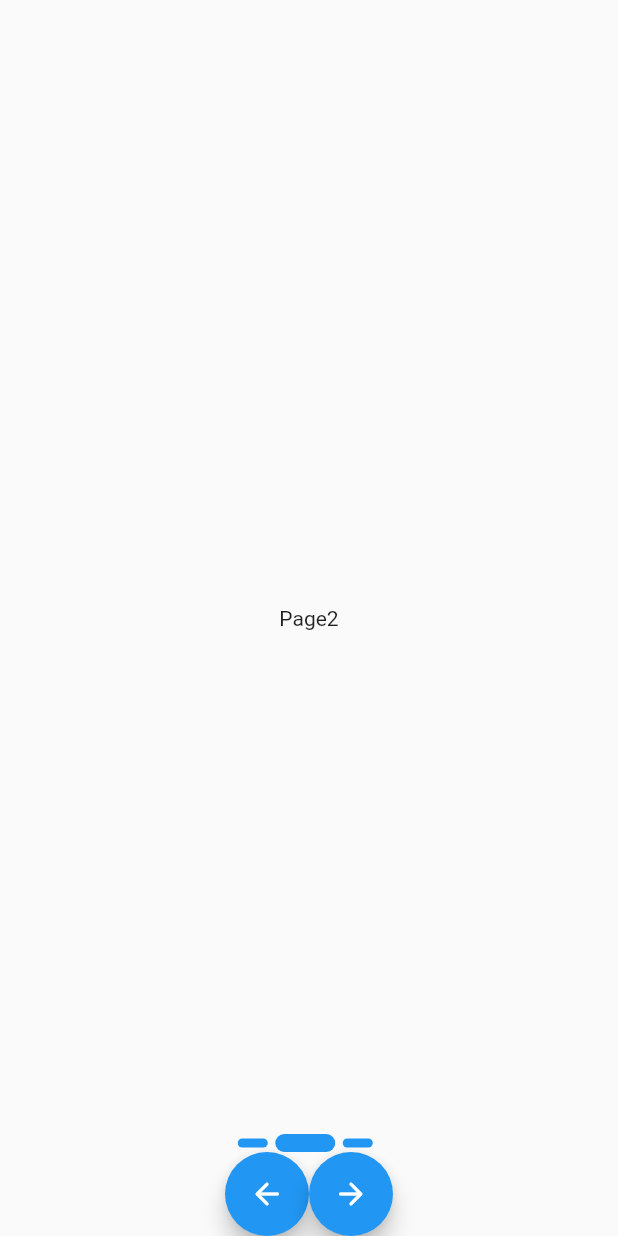
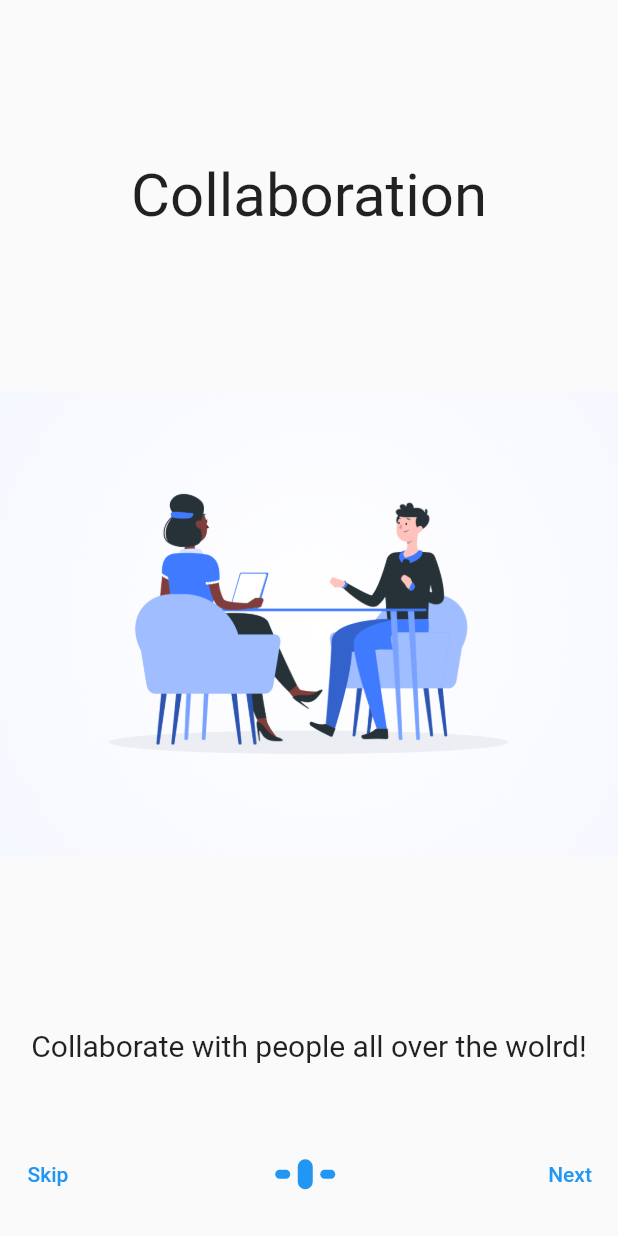
Before and after one commit to Sanders00/DM_2023_tarefas, a Flutter app: the screen it shows after launch, swiped to page 2, on a phone screen of 412 x 824 dp. Run offline on Flutter 3.47's test engine with Material 2 defaults, Android fonts, the light colour scheme and no system bars; our stand-ins replace flutter_mobx, mobx; generated files the repository leaves out were written again.

Commit message:
onBoarding finalizado

```diff
--- a/tpte_03/lib/features/on_boarding/home_page.dart
+++ b/tpte_03/lib/features/on_boarding/home_page.dart
@@ -1,7 +1,9 @@
 import 'package:flutter/material.dart';
 import 'package:flutter_mobx/flutter_mobx.dart';
 import 'package:tpte_03/features/on_boarding/mobx/home_page_mobx.dart';
-import 'widgets/navigation_buttons.dart';
+import 'package:tpte_03/features/on_boarding/presentation/welcome_page.dart';
+import 'presentation/colaborator_page.dart';
+import 'presentation/getting_started_page.dart';
 import 'widgets/navigation_indicators.dart';
 
 class HomePage extends StatelessWidget {
@@ -11,15 +13,9 @@ class HomePage extends StatelessWidget {
   final _homePageMobx = HomePageMobx();
 
   final List<Widget> _pages = [
-    const Center(
-      child: Text('Page1'),
-    ),
-    const Center(
-      child: Text('Page2'),
-    ),
-    const Center(
-      child: Text("Page3"),
-    ),
+    const OBWelcomePage(),
+    const OBColaboratorPage(),
+    const OBGettingStartedPage(),
   ];
 
   @override
@@ -27,31 +23,52 @@ class HomePage extends StatelessWidget {
     return Scaffold(
       body: Stack(
         children: [
-          Observer(builder: (_) {
-            return PageView(
+          PageView(
             controller: _pageViewController,
             children: _pages,
             onPageChanged: (value) {
               _homePageMobx.newCurrentPage = value;
             },
+          ),
+        ],
+      ),
+      bottomSheet: SizedBox(
+        height: MediaQuery.of(context).size.height * .1,
+        child: Row(
+          mainAxisAlignment: MainAxisAlignment.spaceBetween,
+          children: [
+            Observer(builder: (_) {
+              return Visibility(
+                visible: _homePageMobx.currentPage != _pages.length - 1,
+                child: TextButton(
+                    onPressed: () {
+                      _pageViewController.animateToPage(_pages.length,
+                          duration: const Duration(milliseconds: 500),
+                          curve: Curves.easeInOut);
+                    },
+                    child: const Text("Skip")),
               );
             }),
-          Column(
-            mainAxisAlignment: MainAxisAlignment.end,
-            children: [
             Observer(builder: (_) {
               return Indicators(
                   totalPages: _pages.length,
                   selectedPage: _homePageMobx.currentPage);
             }),
             Observer(builder: (_) {
-                return NavigationButtons(
-                    selectedPage: _homePageMobx.currentPage,
-                    pageController: _pageViewController);
+              return Visibility(
+                visible: _homePageMobx.currentPage != _pages.length - 1,
+                child: TextButton(
+                    onPressed: () {
+                      _pageViewController.animateToPage(
+                          _homePageMobx.currentPage + 1,
+                          duration: const Duration(milliseconds: 500),
+                          curve: Curves.easeIn);
+                    },
+                    child: const Text("Next")),
+              );
             })
           ],
         ),
-        ],
       ),
     );
   }
--- /dev/null
+++ b/tpte_03/lib/features/on_boarding/presentation/colaborator_page.dart
@@ -0,0 +1,31 @@
+import 'package:flutter/material.dart';
+
+class OBColaboratorPage extends StatelessWidget {
+  const OBColaboratorPage({super.key});
+
+  @override
+  Widget build(BuildContext context) {
+    return Column(
+      mainAxisAlignment: MainAxisAlignment.spaceEvenly,
+      children: [
+        const Text(
+          "Collaboration",
+          style: TextStyle(fontSize: 40),
+        ),
+        Image.asset(
+          "assets/images/employee.png",
+          fit: BoxFit.contain,
+          width: double.infinity,
+        ),
+        Container(
+          padding: const EdgeInsets.all(8.0),
+          child: const Text(
+            "Collaborate with people all over the wolrd!",
+            textAlign: TextAlign.center,
+            style: TextStyle(fontSize: 20),
+          ),
+        ),
+      ],
+    );
+  }
+}
--- a/tpte_03/lib/features/on_boarding/widgets/navigation_buttons.dart
+++ /dev/null
@@ -1,39 +0,0 @@
-import 'package:flutter/material.dart';
-
-class NavigationButtons extends StatelessWidget {
-  final int selectedPage;
-  final PageController pageController;
-
-  const NavigationButtons(
-      {super.key, required this.selectedPage, required this.pageController});
-
-  @override
-  Widget build(BuildContext context) {
-    return Row(
-      mainAxisAlignment: MainAxisAlignment.center,
-      children: [
-        if (selectedPage > 0)
-          FloatingActionButton(
-            onPressed: () => pageController.animateToPage(
-              (selectedPage - 1),
-              duration: const Duration(seconds: 1),
-              curve: Curves.easeInOut,
-            ),
-            child: const Icon(Icons.arrow_back_rounded),
-          ),
-        //if (selectedPage == 0) const Spacer(),
-        Visibility(
-          visible: (selectedPage < 2),
-          child: FloatingActionButton(
-            onPressed: () => pageController.animateToPage(
-              (selectedPage + 1),
-              duration: const Duration(seconds: 1),
-              curve: Curves.easeIn,
-            ),
-            child: const Icon(Icons.arrow_forward_rounded),
-          ),
-        ),
-      ],
-    );
-  }
-}
--- a/tpte_03/lib/features/on_boarding/widgets/navigation_indicators.dart
+++ b/tpte_03/lib/features/on_boarding/widgets/navigation_indicators.dart
@@ -17,8 +17,8 @@ class Indicators extends StatelessWidget {
           margin: const EdgeInsets.only(
             right: 5,
           ),
-          width: selectedPage == index ? 40 : 20,
-          height: selectedPage == index ? 12 : 6,
+          width: 10,
+          height: selectedPage == index ? 20 : 6,
           duration: const Duration(microseconds: 200),
           decoration: BoxDecoration(
             color: Colors.blue,
--- a/tpte_03/pubspec.yaml
+++ b/tpte_03/pubspec.yaml
@@ -20,5 +20,10 @@ dev_dependencies:
   build_runner: ^2.3.3
   mobx_codegen: ^2.3.0
 
+
+
 flutter:
+  assets:
+    - assets/
+    - assets/images/
   uses-material-design: true
```
Also changed, not shown: tpte_03/lib/features/login/presentation/login_page.dart (added, +10 -0 lines), tpte_03/lib/features/on_boarding/presentation/getting_started_page.dart (added, +37 -0 lines), tpte_03/lib/features/on_boarding/presentation/welcome_page.dart (+20 -3 lines), tpte_03/assets/images/employee.png (added), tpte_03/assets/images/start.png (added), tpte_03/assets/images/welcome.png (added). Lines whose indentation alone changed are shown as unchanged.
